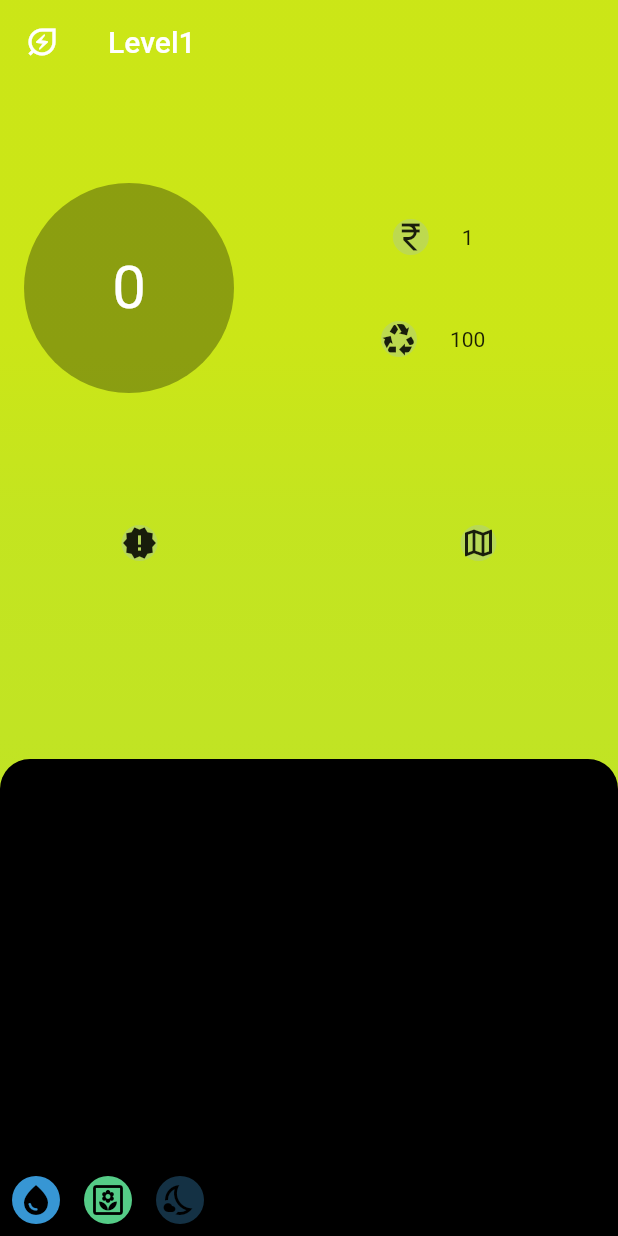
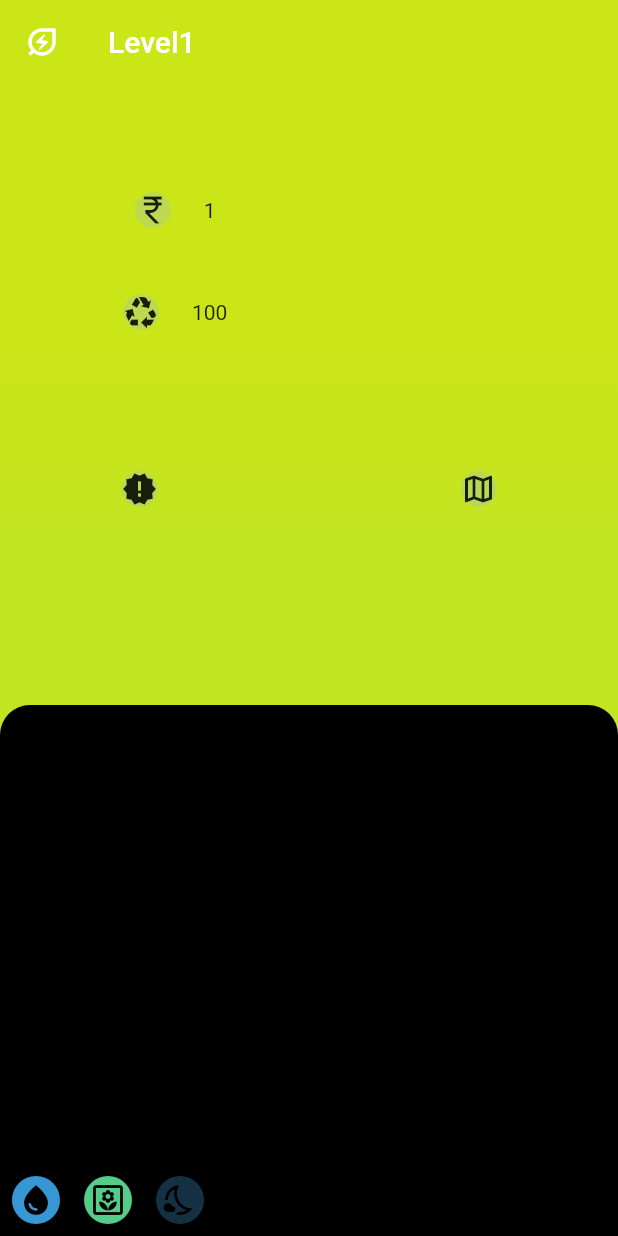
Before and after one commit to ashiq-firoz/Project_GDSC_2023, a Flutter app: the WeatherScreen screen opened directly, after a tap on the "energy savings leaf" icon, on a phone screen of 412 x 824 dp. Run offline on Flutter 3.47's test engine with Material 2 defaults, Android fonts, the phone set to English and light mode, and no system bars; our stand-ins replace geolocator, google_maps_flutter, hive, hive_flutter, image_picker, shared_preferences; missing offline and left inert: tflite; accounts and stored records are empty; project files that could hold a hidden picture were left out.

```diff
--- a/lib/Presentation/screens/weather.dart
+++ b/lib/Presentation/screens/weather.dart
@@ -56,9 +56,8 @@ class Weather1 extends StatelessWidget {
           0.4,
           0.9,
         ],
-              transform: GradientRotation(pi/2),
-            )
-          ),
+        transform: GradientRotation(pi / 2),
+      )),
       child: SafeArea(
         child: ListView(
           children: [
@@ -68,7 +67,7 @@ class Weather1 extends StatelessWidget {
             Row(
               mainAxisAlignment: MainAxisAlignment.start,
               children: const [
-                Counter(), //counter.dart
+                //Counter(), //counter.dart
                 SizedBox(
                   width: 60.0,
                 ),
--- a/lib/Presentation/screens/yellow.dart
+++ b/lib/Presentation/screens/yellow.dart
@@ -56,9 +56,8 @@ class Yellow1 extends StatelessWidget {
           0.4,
           0.9,
         ],
-              transform: GradientRotation(pi/2),
-            )
-          ),
+        transform: GradientRotation(pi / 2),
+      )),
       child: SafeArea(
         child: ListView(
           children: [
@@ -68,7 +67,7 @@ class Yellow1 extends StatelessWidget {
             Row(
               mainAxisAlignment: MainAxisAlignment.start,
               children: const [
-                Counter(), //counter.dart
+                //Counter(), //counter.dart
                 SizedBox(
                   width: 60.0,
                 ),
```
Lines whose indentation alone changed are shown as unchanged.
